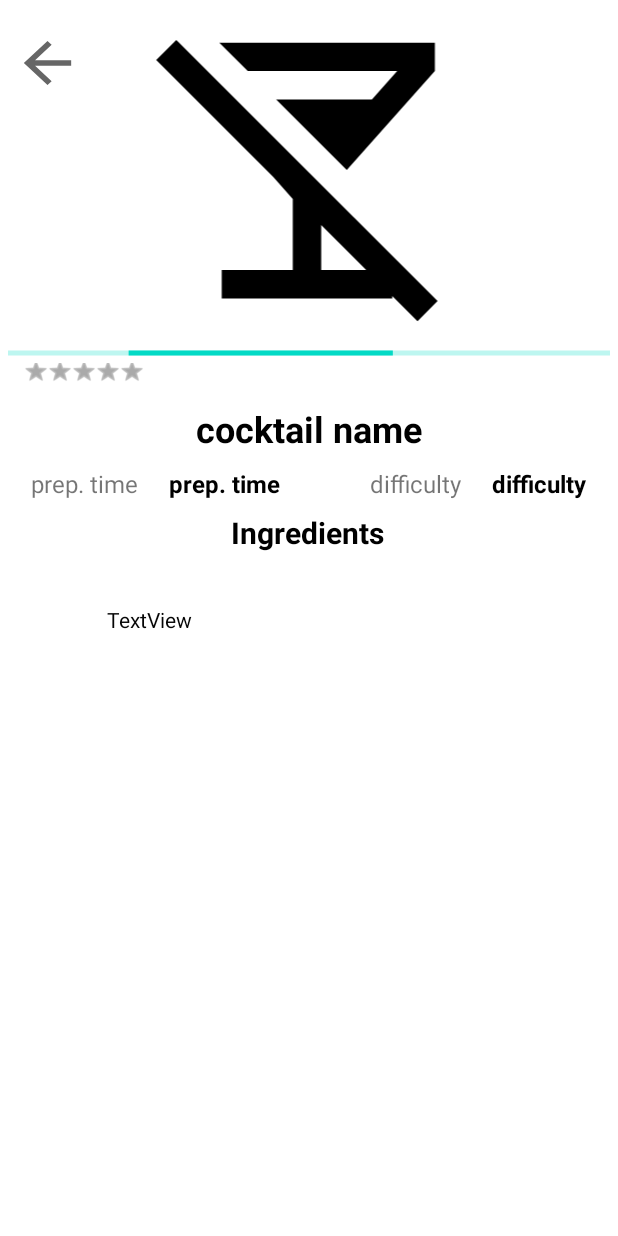
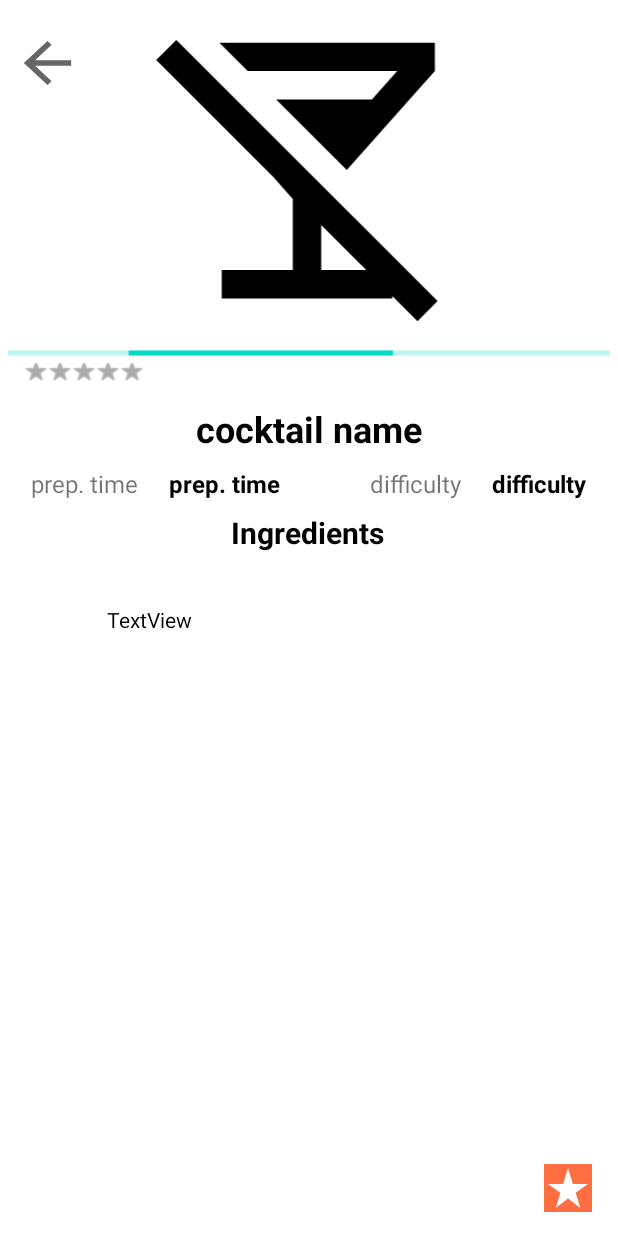
Before and after one commit to sw21-tug/Team_03, an Android app: the layout activity_cocktail_detail.xml on its own in the app's theme, with its tools: preview values and no code run, on a phone screen of 412 x 824 dp. Run offline under Robolectric (Android 15) with nearby library versions, the light colour scheme and no system bars; network calls fail.

Commit message:
CRA-FE-19 initial rate button and function [SD,SB]

```diff
--- a/Frontend/Android/app/src/main/java/com/team03/cocktailrecipesapp/ui/login/LoginActivity.kt
+++ b/Frontend/Android/app/src/main/java/com/team03/cocktailrecipesapp/ui/login/LoginActivity.kt
@@ -31,7 +31,7 @@ class LoginActivity : SharedPreferencesActivity() {
         setContentView(R.layout.activity_login)
         username = findViewById(R.id.etUsername)
         password = findViewById(R.id.etPassword)
-        login = findViewById(R.id.btnBack)
+        login = findViewById(R.id.btnLogin)
         register = findViewById(R.id.btnRegister)
 
         val loading = findViewById<ProgressBar>(R.id.loading)
--- /dev/null
+++ b/Frontend/Android/app/src/main/res/drawable/ic_rate.xml
@@ -0,0 +1,10 @@
+<vector xmlns:android="http://schemas.android.com/apk/res/android"
+    android:width="32dp"
+    android:height="32dp"
+    android:viewportWidth="24"
+    android:viewportHeight="24"
+    android:tint="@color/white">
+  <path
+      android:fillColor="@android:color/white"
+      android:pathData="M14.43,10l-2.43,-8l-2.43,8l-7.57,0l6.18,4.41l-2.35,7.59l6.17,-4.69l6.18,4.69l-2.35,-7.59l6.17,-4.41z"/>
+</vector>
--- a/Frontend/Android/app/src/main/res/layout/activity_cocktail_detail.xml
+++ b/Frontend/Android/app/src/main/res/layout/activity_cocktail_detail.xml
@@ -167,4 +167,17 @@
         app:layout_constraintStart_toStartOf="parent"
         app:layout_constraintTop_toTopOf="parent" />
 
+    <ImageButton
+        android:id="@+id/imgBtnRate"
+        android:layout_width="wrap_content"
+        android:layout_height="wrap_content"
+        android:layout_marginBottom="16dp"
+        android:background="@color/accent_color"
+        android:onClick="rateRecipe"
+        app:layout_constraintBottom_toBottomOf="parent"
+        app:layout_constraintEnd_toEndOf="parent"
+        app:layout_constraintHorizontal_bias="0.955"
+        app:layout_constraintStart_toStartOf="parent"
+        app:srcCompat="@drawable/ic_rate" />
+
 </androidx.constraintlayout.widget.ConstraintLayout>
--- a/Frontend/Android/app/src/main/res/layout/activity_login.xml
+++ b/Frontend/Android/app/src/main/res/layout/activity_login.xml
@@ -45,7 +45,7 @@
         app:layout_constraintTop_toBottomOf="@+id/etUsername" />
 
     <Button
-        android:id="@+id/btnBack"
+        android:id="@+id/btnLogin"
         android:layout_width="wrap_content"
         android:layout_height="wrap_content"
         android:layout_gravity="start"
```
Also changed, not shown: Frontend/Android/app/src/main/java/com/team03/cocktailrecipesapp/CocktailDetailActivity.kt (+9 -1 lines), Frontend/Android/app/src/main/res/drawable/logout_icon.xml (added, +9 -0 lines), Frontend/Android/app/src/main/res/layout/activity_user_profile.xml (+14 -5 lines), 5 other files.
